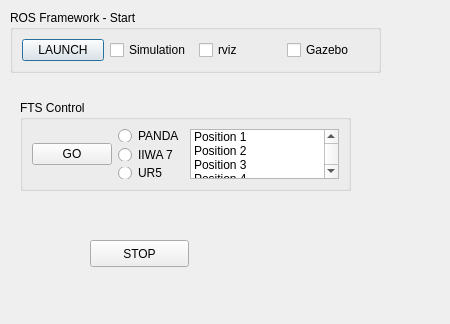
Above: pyQt_GUI/firstDraft.ui from LernFabrik/iwtros_framework before the change. Below: the same form after it.
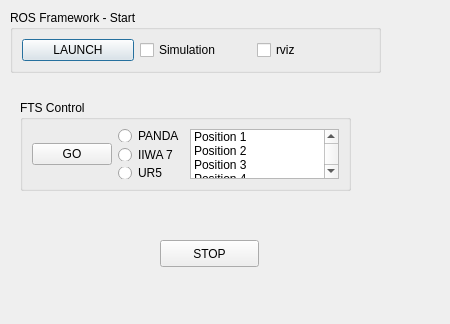
That is the form after the change.

```diff
--- a/pyQt_GUI/firstDraft.ui
+++ b/pyQt_GUI/firstDraft.ui
@@ -47,19 +47,12 @@
       </property>
      </widget>
     </item>
-    <item row="0" column="3">
-     <widget class="QCheckBox" name="enabledGazebo">
-      <property name="text">
-       <string>Gazebo</string>
-      </property>
-     </widget>
-    </item>
    </layout>
   </widget>
   <widget class="QPushButton" name="stopButton">
    <property name="geometry">
     <rect>
-     <x>90</x>
+     <x>160</x>
      <y>240</y>
      <width>99</width>
      <height>27</height>
```
Left out of the diff: 12 changed lines with no effect on the pictures.
